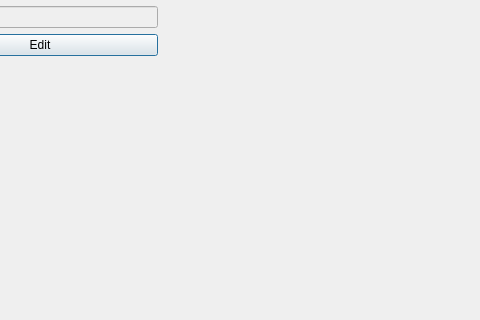
AmirHNzr/Poffer-Game-Project, file Client/Client/editprofile.ui: the form before one commit; both pictures show x 348 to 828 and y 296 to 616 of the 828 by 616 pixel window.
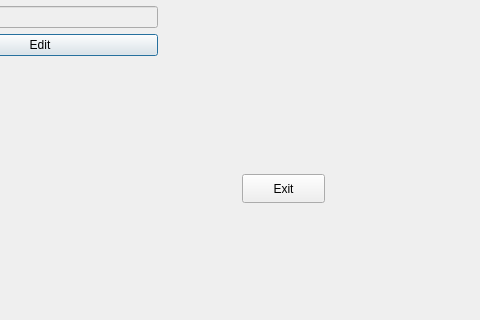
The form after the commit.

Diff of the .ui file:
```diff
--- a/Client/Client/editprofile.ui
+++ b/Client/Client/editprofile.ui
@@ -138,6 +138,19 @@
     </item>
    </layout>
   </widget>
+  <widget class="QPushButton" name="btnExit">
+   <property name="geometry">
+    <rect>
+     <x>590</x>
+     <y>470</y>
+     <width>83</width>
+     <height>29</height>
+    </rect>
+   </property>
+   <property name="text">
+    <string>Exit</string>
+   </property>
+  </widget>
  </widget>
  <resources/>
  <connections/>
```
